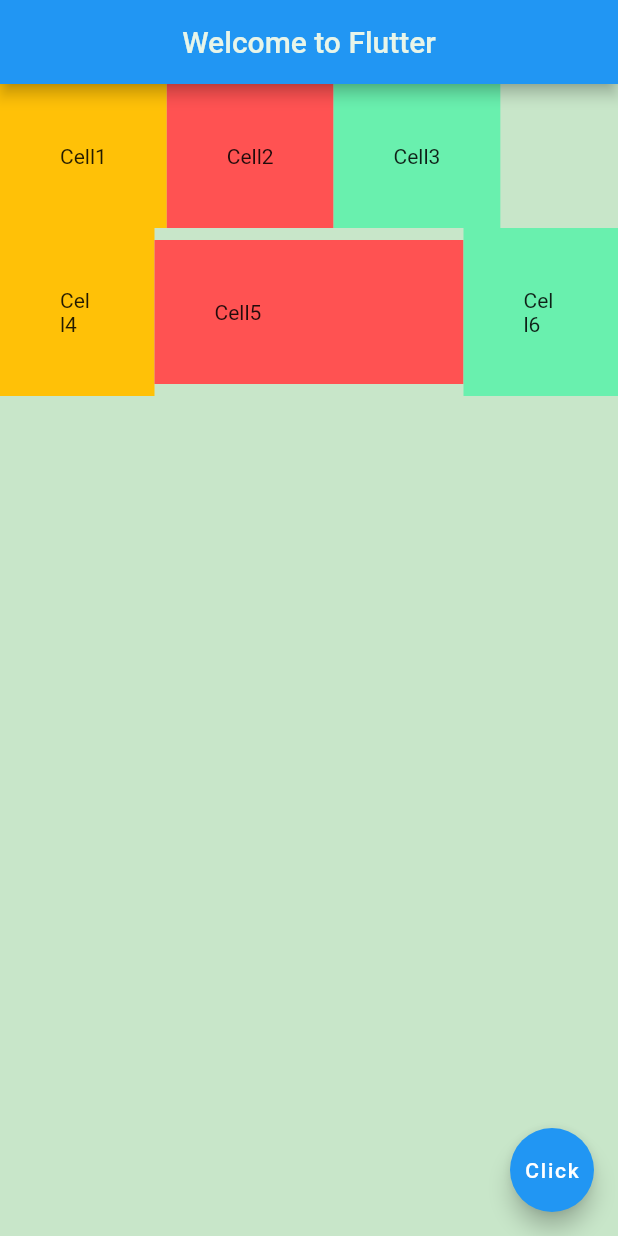
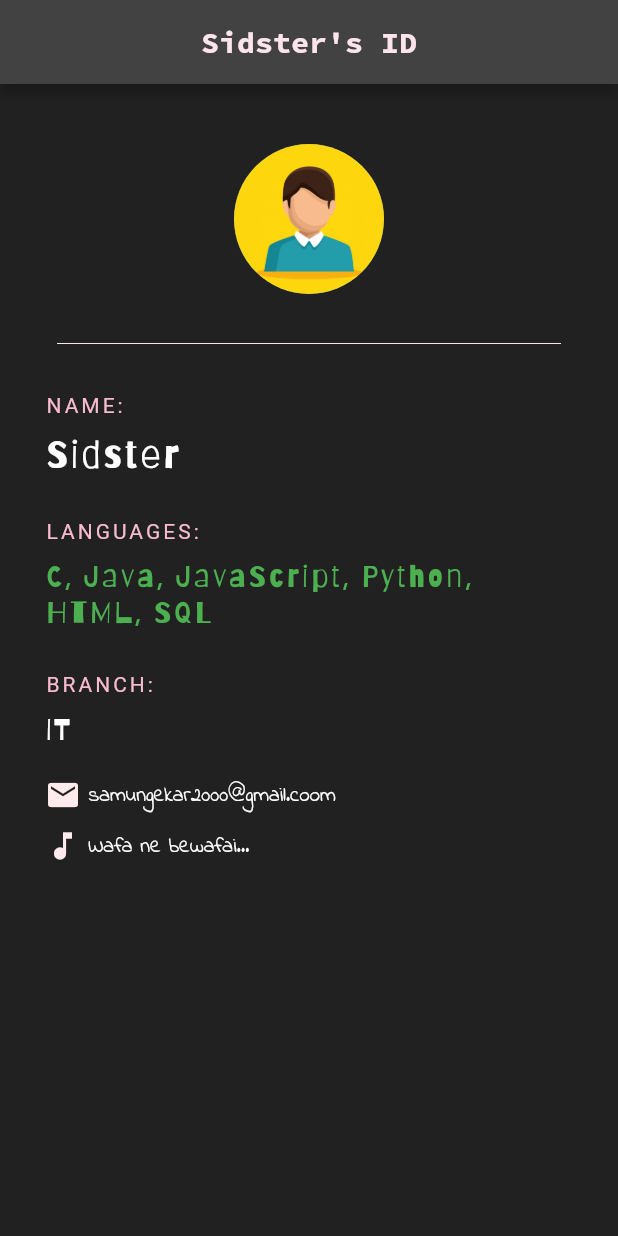
Before and after one commit to MSid01/net-ninja-flutter-playlist, a Flutter app: the screen it shows after launch, on a phone screen of 412 x 824 dp. Run offline on Flutter 3.47's test engine with Material 2 defaults, Android fonts, the phone set to English and light mode, and no system bars.

Commit message:
sidster's id project built

```diff
--- a/lib/main.dart
+++ b/lib/main.dart
@@ -15,74 +15,107 @@ class MyApp extends StatelessWidget {
         // scaffold is a class and provides properties like appbar, floatingActionButton, body
         home: Scaffold(
             appBar: AppBar(
-          title: Text('Welcome to Flutter',
+              title: Text("Sidster's ID",
                   style: TextStyle(
-                color: Colors.green.shade50,
+                    fontFamily: "Source Code Pro",
+                    color: Colors.pink[50],
+                    fontWeight: FontWeight.bold
                   )),
               centerTitle: true,
+              backgroundColor: Colors.grey[800],
             ),
-        backgroundColor: Colors.green[100],
-        body:
-        Column(
+            backgroundColor: Colors.grey[900],
+            body: Padding(
+              padding: const EdgeInsets.fromLTRB(30.0, 40.0, 30.0, 0.0),
+              child: Column(
+                crossAxisAlignment: CrossAxisAlignment.start,
                 children: [
+                  const Center(
+                    child: CircleAvatar(
+                      backgroundImage: AssetImage("images/avatar.jpg"),
+                      radius: 50,
+                    ),
+                  ),
+                   Padding(
+                    padding: const EdgeInsets.all(8.0),
+                    child: Divider(height: 50.0, color: Colors.pink[50],),
+                  ),
+                  Text(
+                    "NAME:",
+                    style:
+                        TextStyle(color: Colors.pink[100], letterSpacing: 2.0),
+                  ),
+                  const SizedBox(height: 10),
+                  const Text(
+                    "Sidster",
+                    style: TextStyle(
+                        fontFamily: "Barriecito",
+                        color: Colors.white,
+                        letterSpacing: 2.0,
+                        fontSize: 25.0),
+                  ),
+                  const SizedBox(height: 28.0),
+                  Text(
+                    "LANGUAGES:",
+                    style:
+                        TextStyle(color: Colors.pink[100], letterSpacing: 2.0),
+                  ),
+                  const SizedBox(height: 10),
+                  Text(
+                    "C, Java, JavaScript, Python, HTML, SQL",
+                    style: TextStyle(
+                        fontFamily: "Barriecito",
+                        color: Colors.green[500],
+                        letterSpacing: 2.0,
+                        fontSize: 20.0),
+                  ),
+                  const SizedBox(height: 28.0),
+                  Text(
+                    "BRANCH:",
+                    style:
+                        TextStyle(color: Colors.pink[100], letterSpacing: 2.0),
+                  ),
+                  const SizedBox(height: 10),
+                  const Text(
+                    "IT",
+                    style: TextStyle(
+                        fontFamily: "Barriecito",
+                        color: Colors.white,
+                        letterSpacing: 2.0,
+                        fontSize: 20.0),
+                  ),
+                  const SizedBox(height: 20),
                   Row(
-              children: <Widget>[
-                Container(
-                  padding: const EdgeInsets.all(40.0),
-                  color: Colors.amber,
-                  child:const Text("Cell1"),
+                    children:  [
+                      Icon(
+                        Icons.mail,
+                        color: Colors.red[50],
                       ),
-                Container(
-                  padding: const EdgeInsets.all(40.0),
-                  color: Colors.redAccent,
-                  child:const Text("Cell2"),
-                ),
-                Container(
-                  padding: const EdgeInsets.all(40.0),
-                  color: Colors.greenAccent,
-                  child:const Text("Cell3"),
-                ),
-
+                      const SizedBox(width:5.0),
+                      const Text("samungekar2000@gmail.coom",
+                      style: TextStyle(
+                        fontFamily: "IndieFlower-Regular",
+                        color: Colors.white
+                      ),)
                     ],
                   ),
+                  const SizedBox(height: 10),
                   Row(
-              children: <Widget>[
-                Expanded(
-                  flex: 1,
-                  child: Container(
-                    padding: const EdgeInsets.all(40.0),
-                    color: Colors.amber,
-                    child:const Text("Cell4"),
+                    children:  [
+                      Icon(
+                        Icons.music_note,
+                        color: Colors.red[50],
                       ),
-                ),
-                Expanded(
-                  flex: 2,
-                  child: Container(
-                    padding: const EdgeInsets.all(40.0),
-                    color: Colors.redAccent,
-                    child:const Text("Cell5"),
-                  ),
-                ),
-                Expanded(
-                  flex: 1,
-                  child:
-                Container(
-                  padding: const EdgeInsets.all(40.0),
-                  color: Colors.greenAccent,
-                  child:const Text("Cell6"),
-                ),
+                      const SizedBox(width:5.0),
+                      const Text("Wafa ne bewafai...",
+                      style: TextStyle(
+                        fontFamily: "IndieFlower-Regular",
+                        color: Colors.white
+                      ),)
+                    ],
                   )
                 ],
               ),
-          ],
-        ),
-        floatingActionButton: FloatingActionButton(
-          onPressed: () {
-            // Add your onPressed code here!
-          },
-          child: const Text("Click"),
-        ),
-      ),
-    );
+            )));
   }
 }
```
Also changed, not shown: pubspec.yaml (+8 -0 lines), fonts/Barriecito-Regular.ttf (added), fonts/IndieFlower-Regular.ttf (added), images/avatar.jpg (added). Lines whose indentation alone changed are shown as unchanged.
